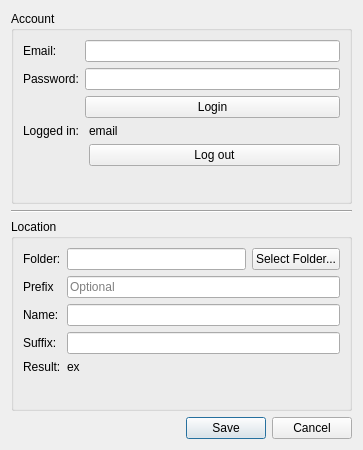
Before: the Qt Designer form ubuntuone/settings.ui in olav-st/screencloud-plugins, drawn with Qt 5.
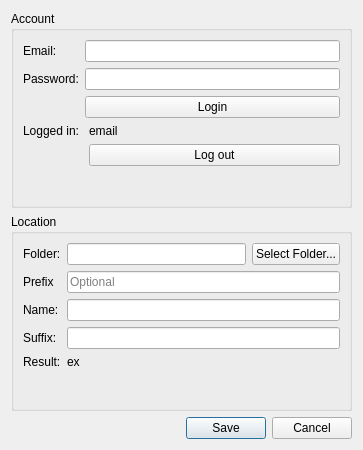
After: the same form once the commit is applied.

```diff
--- a/ubuntuone/settings.ui
+++ b/ubuntuone/settings.ui
@@ -110,13 +110,6 @@
      </layout>
     </widget>
    </item>
-   <item>
-    <widget class="Line" name="line">
-     <property name="orientation">
-      <enum>Qt::Horizontal</enum>
-     </property>
-    </widget>
-   </item>
    <item>
     <widget class="QGroupBox" name="group_location">
      <property name="title">
```
